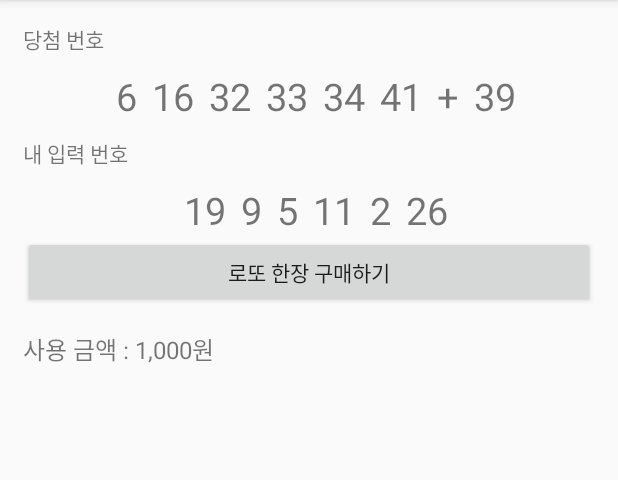
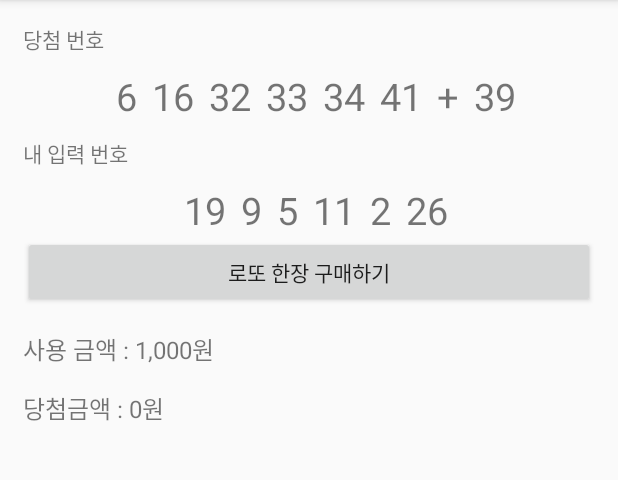
Before and after one commit to YUJIWAN/FinalProject_02_LottoSimulator, an Android app: the screen it shows after launch (MainActivity), after a tap on "로또 한장 구매하기", on a phone screen of 412 x 824 dp, the part 84-564 px from its top. Run offline under Robolectric (Android 15) with nearby library versions, the phone set to English and light mode, and no system bars; our stand-ins replace data binding.

Commit message:
당첨 금액 화면 반영  - 1, 4, 5, 등만 우선

```diff
--- a/app/src/main/java/kr/co/tjoeun/finalproject_02_lottosimulator/MainActivity.java
+++ b/app/src/main/java/kr/co/tjoeun/finalproject_02_lottosimulator/MainActivity.java
@@ -16,6 +16,7 @@ import kr.co.tjoeun.finalproject_02_lottosimulator.databinding.ActivityMainBindi
 
 public class MainActivity extends BaseActivity {
 
+    long winMoneyAmount = 0;
     long useMoneyAmount = 0;
     int[] myLottoNumArr = {19, 9, 5, 11, 2, 26};
     List<TextView> winNumTxtList = new ArrayList<>();
@@ -154,7 +155,7 @@ public class MainActivity extends BaseActivity {
 //        맞춘갯수를 담아줄 변수
         int correctCount = 0;
 
-        for(int myNum = myLottoNumArr){
+        for(int myNum : myLottoNumArr){
             for(int winNum : winLottoNumArr){
 
                 if(myNum == winNum){
@@ -167,15 +168,22 @@ public class MainActivity extends BaseActivity {
 //        correctCount의 값에 따라 등수를 판정.
         if(correctCount == 6){
 //            1등
+            winMoneyAmount += 1200000000;
         }else if(correctCount == 5){
 //            2등인지 3등인지 재검사 => 보너스번호를 맞췄는지?
         }else if(correctCount == 4){
 //            4등
+            winMoneyAmount += 50000;
         }else if (correctCount == 3) {
 //            5등
+            useMoneyAmount -= 5000;
         }else{
 //            꽝
+
         }
+//      당첨금액 텍스트에도 반영
+        binding.winMoneyTxt.setText(String.format("당첨금액 : %,d원",winMoneyAmount));
+
 
     }
 }
--- a/app/src/main/res/layout/activity_main.xml
+++ b/app/src/main/res/layout/activity_main.xml
@@ -167,6 +167,14 @@
             android:layout_width="wrap_content"
             android:layout_height="wrap_content"/>
 
+        <TextView
+            android:id="@+id/winMoneyTxt"
+            android:layout_marginTop="15dp"
+            android:textSize="16sp"
+            android:text="당첨금액 : 0원"
+            android:layout_width="wrap_content"
+            android:layout_height="wrap_content"/>
+
 
     </LinearLayout>
 </layout>
```
